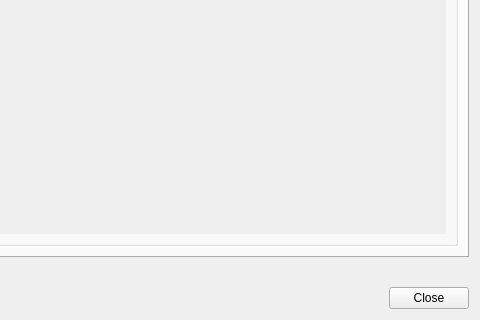
This is cedar/devices/gui/RobotManager.ui in cedar/cedar as Qt 5 draws it before an edit; both pictures show x 420 to 900 and y 680 to 1000 of the 900 by 1000 pixel window. The edited form follows.
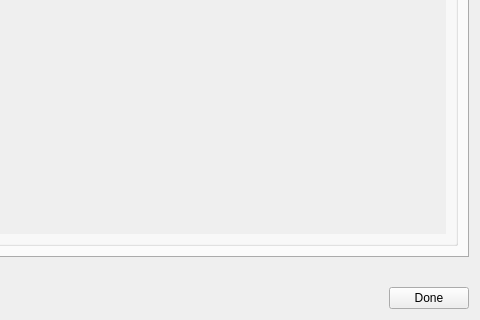
This is the edited form. Custom widgets are drawn as their Qt base class.

Commit message: RobotManager: renamde close button to done

Diff of the .ui file:
```diff
--- a/cedar/devices/gui/RobotManager.ui
+++ b/cedar/devices/gui/RobotManager.ui
@@ -350,7 +350,7 @@
    <item row="1" column="1">
     <widget class="QPushButton" name="mpCloseButton">
      <property name="text">
-      <string>Close</string>
+      <string>Done</string>
      </property>
     </widget>
    </item>
```
